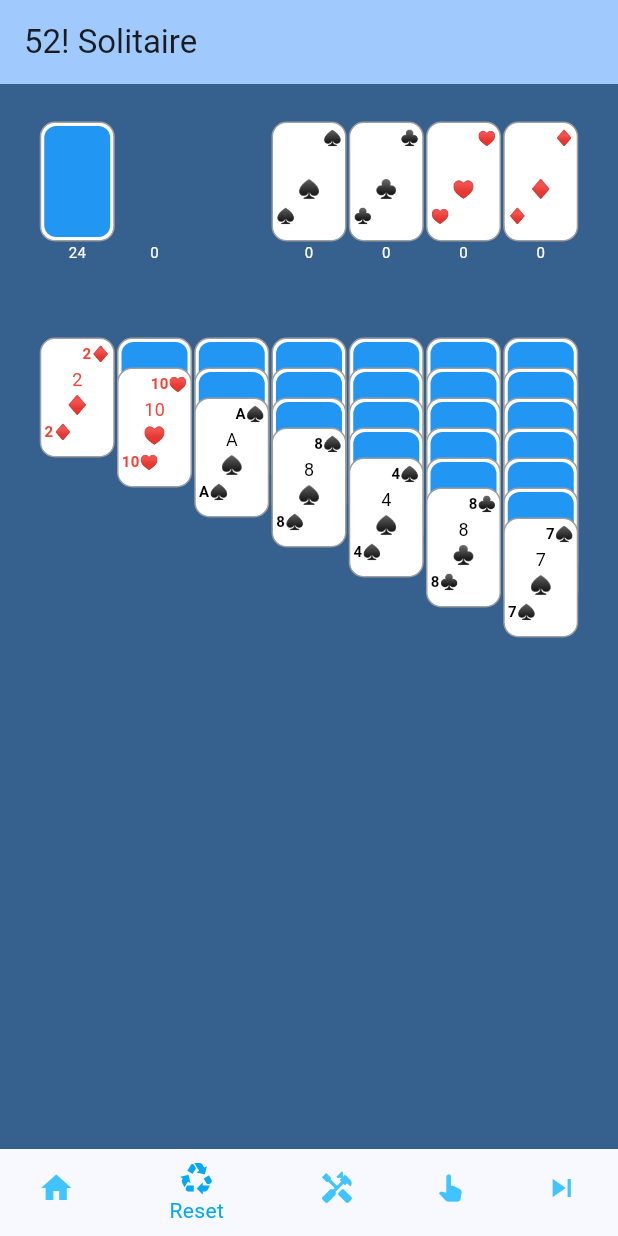
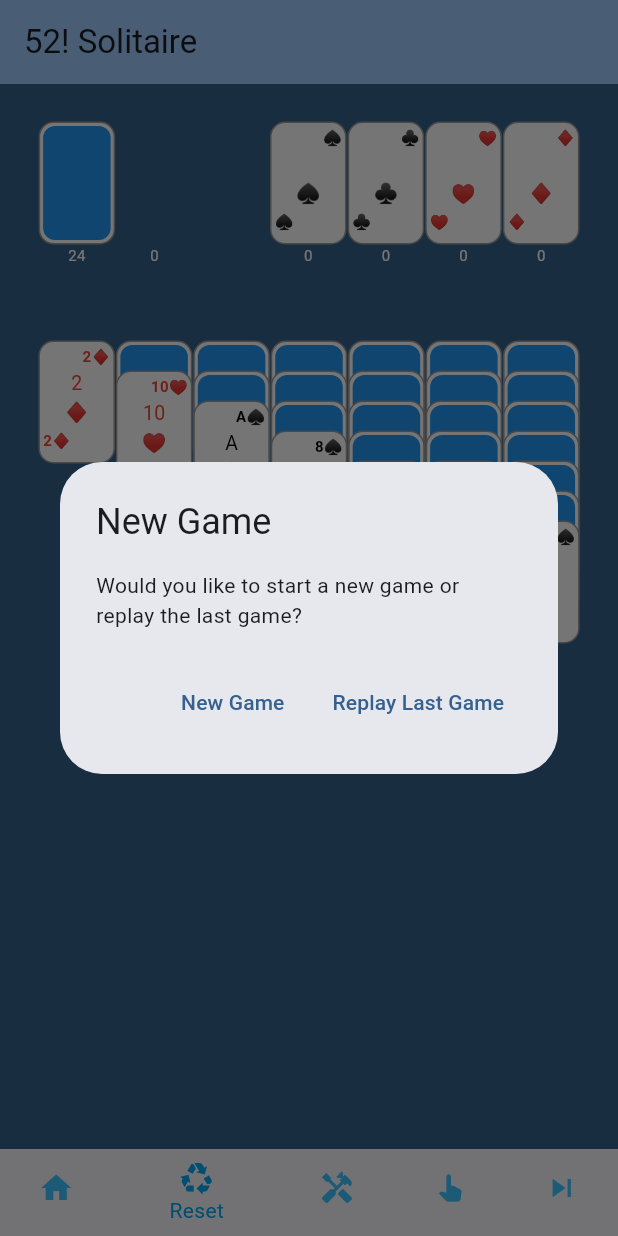
Before and after one commit to michaelgilmore/52-Solitaire, a Flutter app: the screen it shows after launch, item 2 of the bottom bar chosen, on a phone screen of 412 x 824 dp. Run offline on Flutter 3.47's test engine with Material 3 defaults, Android fonts, the light colour scheme and no system bars; our stand-ins replace shared_preferences.

Commit message:
Allow replaying last game. Button to reset stored counts. Notice you win earlier. Removed stock placeholder card.

```diff
--- a/lib/game_screen.dart
+++ b/lib/game_screen.dart
@@ -24,6 +24,7 @@ class _GameScreenState extends State<GameScreen> {
   final int BOTTOM_NAV_INDEX_NEXT_CARD = 4;
 
   late List<PlayingCard> stock;
+  late List<PlayingCard> savedDeck;
   List<PlayingCard> waste = [];
   List<List<PlayingCard>> foundation = [];
   List<List<PlayingCard>> tableau = [];
@@ -37,9 +38,13 @@ class _GameScreenState extends State<GameScreen> {
 
   late final prefs;
 
+  bool replayLastGame = false;
+  bool youHaveWon = false;
+
 
   @override
   void initState() {
+    // print('GameScreen initState()');
     super.initState();
 
     SharedPreferences.getInstance().then((value) {
@@ -48,7 +53,11 @@ class _GameScreenState extends State<GameScreen> {
 
     _currentBottomNavIndex = BOTTOM_NAV_INDEX_HOME;
 
-    stock = shuffledDeck();
+    stock = replayLastGame ? savedDeck.toList() : shuffledDeck();
+    savedDeck = stock.toList();
+    waste.clear();
+    foundation.clear();
+    tableau.clear();
 
     for (int j = 0; j < 7; j++) {
       tableau.add([]);
@@ -69,6 +78,7 @@ class _GameScreenState extends State<GameScreen> {
       foundation[i].add(PlayingCard('', PlayingCard.suits[i], true, key: UniqueKey()/*Key(PlayingCard.suits[i])*/));
       foundation[i].last.currentPile = PlayingCard.DRAG_SOURCE_FOUNDATIONS[i];
     }
+
   }
 
   void _onBottomNavItemTapped(int index) {
@@ -135,9 +145,9 @@ class _GameScreenState extends State<GameScreen> {
     double spaceBetweenCenterAndCorner = 20;
 
     if(screenWidth < secondResponsiveWidthThreshold) {
-      cardHeight = 80;
-      cardWidth = 50;
-      centerFontSize = 12;
+      cardHeight = 82;
+      cardWidth = 51;
+      centerFontSize = 13;
       cornerFontSize = 10;
       spaceBetweenCenterAndCorner = 2;
     }
@@ -187,12 +197,6 @@ class _GameScreenState extends State<GameScreen> {
       }
     }
 
-    PlayingCard.placeholder.cardHeight = cardHeight;
-    PlayingCard.placeholder.cardWidth = cardWidth;
-    PlayingCard.placeholder.centerFontSize = centerFontSize;
-    PlayingCard.placeholder.cornerFontSize = cornerFontSize;
-    PlayingCard.placeholder.spaceBetweenCenterAndCorner = spaceBetweenCenterAndCorner;
-
     return Scaffold(
       appBar: AppBar(
         backgroundColor: Theme.of(context).colorScheme.inversePrimary,
@@ -236,7 +240,7 @@ class _GameScreenState extends State<GameScreen> {
             children: [
               Visibility(
                 visible: wonGame(),
-                child: const Text('YOU WIN!')
+                child: const Text('YOU WIN!', style: TextStyle(color: Colors.white, fontSize: 50)),
               ),
 
               //Stock, Waste, Foundation
@@ -248,7 +252,7 @@ class _GameScreenState extends State<GameScreen> {
                       onTap: () => flipNextStockCard(),
                       child: Column(
                           children: [
-                            stock.isNotEmpty ? stock[0] : PlayingCard.placeholder,
+                            stock.isNotEmpty ? stock[0] : SizedBox(height: cardHeight, width: cardWidth),
                             Text(stock.length.toString(), style: pileCountTextStyle),
                           ]
                       )
@@ -571,10 +575,20 @@ class _GameScreenState extends State<GameScreen> {
   }
 
   bool wonGame() {
+    if(youHaveWon) {
+      return true;
+    }
     return stock.isEmpty && waste.isEmpty && foundation[0].length == 14 && foundation[1].length == 14 && foundation[2].length == 14 && foundation[3].length == 14;
   }
 
+  void setReplayLastGame(bool replayGame) {
+    replayLastGame = replayGame;
+  }
+
   void resetGame() async {
+    // print('resetGame()');
+
+    youHaveWon = false;
 
     //If game was won, add to shared preferences count
     if(wonGame()) {
@@ -582,8 +596,43 @@ class _GameScreenState extends State<GameScreen> {
       await prefs.setInt('num_games_won', num_games_won + 1);
     }
 
-    setState(() {
-      stock = shuffledDeck();
+    //show dialog box asking if you want to start a new game or replay the last game
+    await showDialog(
+      context: context,
+      builder: (BuildContext context) {
+        return AlertDialog(
+          title: const Text('New Game'),
+          content: const Text('Would you like to start a new game or replay the last game?'),
+          actions: [
+            TextButton(
+              onPressed: () {
+                Navigator.of(context).pop();
+                replayLastGame = false;
+              },
+              child: const Text('New Game'),
+            ),
+            TextButton(
+              onPressed: () {
+                Navigator.of(context).pop();
+                replayLastGame = true;
+              },
+              child: const Text('Replay Last Game'),
+            ),
+          ],
+        );
+      },
+    );
+
+    stock = replayLastGame ? savedDeck.toList() : shuffledDeck();
+    savedDeck = stock.toList();
+
+    //loop through all stock cards and set isFaceUp to false
+    for(int i = 0; i < stock.length; i++) {
+      stock[i].isFaceUp = false;
+      stock[i].cardOnTopOfThisOne = null;
+      stock[i].currentPile = PlayingCard.DRAG_SOURCE_STOCK;
+    }
+
     waste.clear();
     foundation.clear();
     tableau.clear();
@@ -596,6 +645,7 @@ class _GameScreenState extends State<GameScreen> {
     for(int i = 0; i <= 6; i++) {
       for (int j = i; j < 7; j++) {
         stock[0].currentPile = PlayingCard.DRAG_SOURCE_TABLEAUS[j];
+        stock[0].cardOnTopOfThisOne = null;
         stock[0].isFaceUp = j == i;
         tableau[j].add(stock[0]);
         stock.removeAt(0);
@@ -607,15 +657,47 @@ class _GameScreenState extends State<GameScreen> {
       foundation[i].add(PlayingCard('', PlayingCard.suits[i], true, key: UniqueKey()/*Key(PlayingCard.suits[i])*/));
       foundation[i].last.currentPile = PlayingCard.DRAG_SOURCE_FOUNDATIONS[i];
     }
-    });
+
+    setState(() {});
 
     final num_games_played = prefs.getInt('num_games_played') ?? 0;
     await prefs.setInt('num_games_played', num_games_played + 1);
   }
 
+  void checkForWin() {
+    if(waste.isEmpty) {
+      if(stock.isEmpty) {
+        //If all cards in all piles of tableau are face up, set you have won
+        bool allFaceUp = true;
+        for(int i = 0; i < 7; i++) {
+          if(tableau[i].isNotEmpty) {
+            for(PlayingCard card in tableau[i]) {
+              if(!card.isFaceUp) {
+                // print('Not all cards are face up, tableau $i card ${card.toStr()}');
+                allFaceUp = false;
+                break;
+              }
+            }
+            if(allFaceUp == false) {
+              break;
+            }
+          }
+        }
+        if(allFaceUp) {
+          setState(() {
+            youHaveWon = true;
+          });
+        }
+      }
+      return;
+    }
+  }
   void useCard() {
+    // print('useCard()');
+
     setState(() {
       if(waste.isEmpty) {
+        checkForWin();
         return;
       }
 
@@ -642,6 +724,8 @@ class _GameScreenState extends State<GameScreen> {
           return;
         }
       }
+
+      checkForWin();
     });
   }
 }
--- a/lib/main.dart
+++ b/lib/main.dart
@@ -8,7 +8,7 @@ void main() {
 class GSolitaireApp extends StatelessWidget {
   const GSolitaireApp({super.key});
 
-  static const APP_VERSION = '1.2';
+  static const APP_VERSION = '1.3';
 
   @override
   Widget build(BuildContext context) {
--- a/lib/playing_card.dart
+++ b/lib/playing_card.dart
@@ -25,8 +25,6 @@ class PlayingCard extends StatefulWidget {
   static const List<int> DRAG_SOURCE_FOUNDATIONS = [DRAG_SOURCE_FOUNDATION_HEARTS, DRAG_SOURCE_FOUNDATION_DIAMONDS, DRAG_SOURCE_FOUNDATION_CLUBS, DRAG_SOURCE_FOUNDATION_SPADES];
   static const DRAG_SOURCE_STOCK = 12;
 
-  static PlayingCard placeholder = PlayingCard('', '', false, key: UniqueKey()/*const Key('ph')*/);
-
   double cardWidth = 100.0;
   double cardHeight = 160.0;
 
@@ -48,7 +46,7 @@ class PlayingCard extends StatefulWidget {
   PlayingCard? _cardOnTopOfThisOne;
   PlayingCard? get cardOnTopOfThisOne => _cardOnTopOfThisOne;
   set cardOnTopOfThisOne(PlayingCard? card) {
-    print('setting ${toStr()} cardOnTopOfThisOne to ${card?.toStr()}');
+    // print('setting ${toStr()} cardOnTopOfThisOne to ${card?.toStr()}');
     _cardOnTopOfThisOne = card;
   }
 
```
Also changed, not shown: lib/settings.dart (+8 -0 lines). Lines whose indentation alone changed are shown as unchanged.
